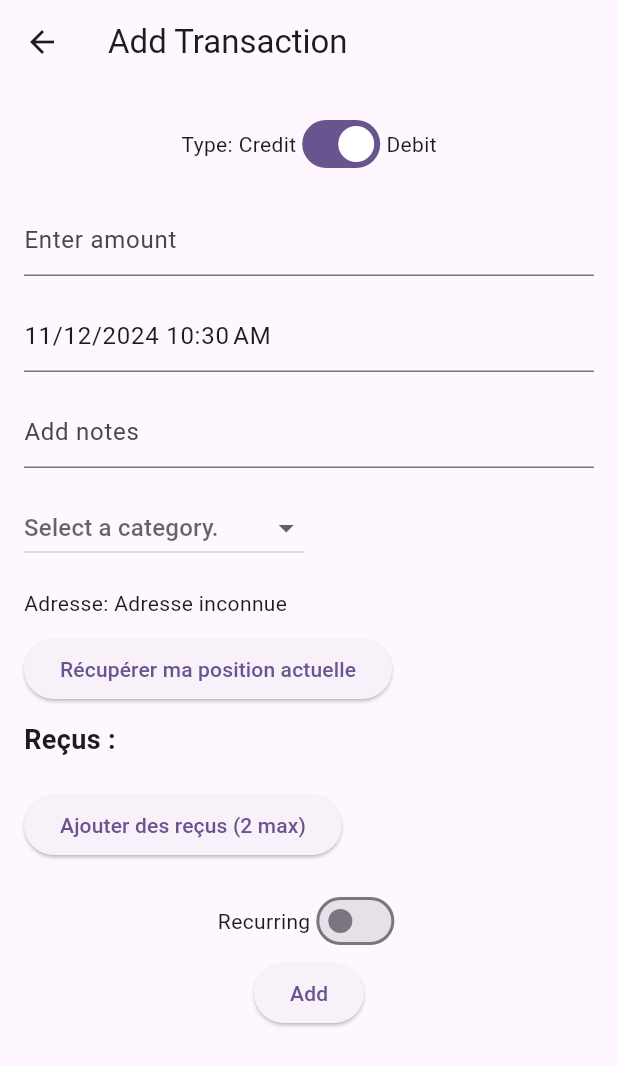
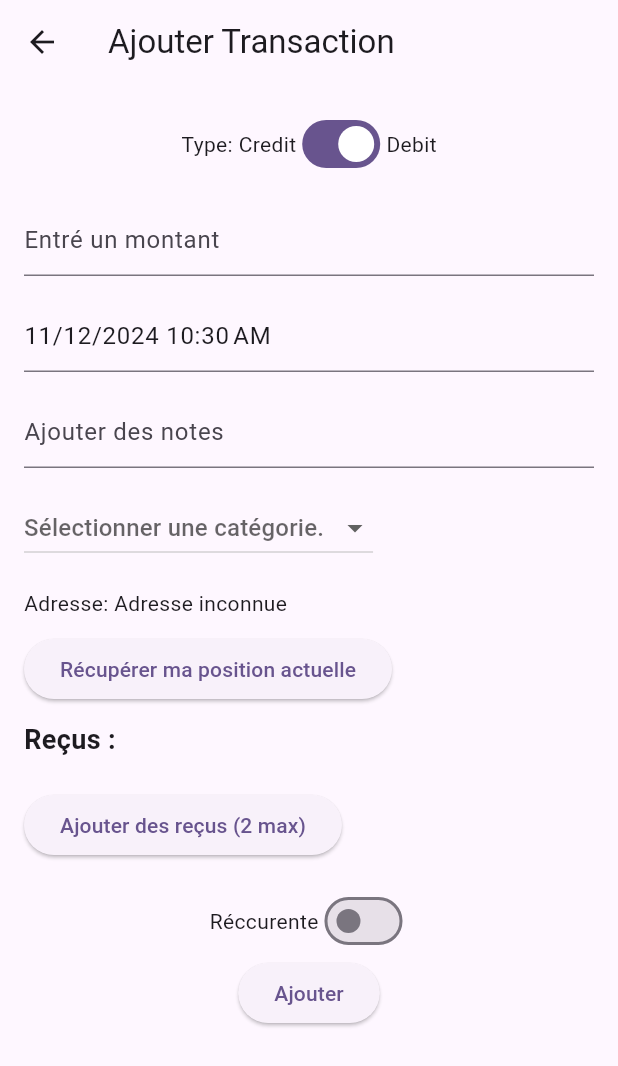
Before and after one commit to PavelDelhomme/flutter_budget_management, a Flutter app: the TransactionFormScreen screen opened directly, on a phone screen of 412 x 824 dp. Shown: the top 1066 px of the screen. Run offline on Flutter 3.47's test engine with Material 3 defaults, Android fonts, the phone set to English and light mode, and no system bars; our stand-ins replace another_flushbar, cloud_firestore, firebase_auth, firebase_core, firebase_storage, flutter_map and 7 more; missing offline and left inert: nominatim_geocoding; accounts and stored records are empty.

Commit message:
Modification des mot pour transcrire en français

```diff
--- a/lib/views/budget/transaction/transaction_form_screen.dart
+++ b/lib/views/budget/transaction/transaction_form_screen.dart
@@ -517,7 +517,7 @@ class TransactionFormScreenState extends State<TransactionFormScreen> {
       controller: _amountController,
       keyboardType: TextInputType.number,
       inputFormatters: [FilteringTextInputFormatter.allow(RegExp(r'[0-9.,]'))],
-      decoration: const InputDecoration(hintText: "Enter amount"),
+      decoration: const InputDecoration(hintText: "Entré un montant"),
     );
   }
 
@@ -527,7 +527,7 @@ class TransactionFormScreenState extends State<TransactionFormScreen> {
       readOnly: true,
       onTap: _selectDate,
       decoration: const InputDecoration(
-        hintText: "Select a date and time",
+        hintText: "Selectionner la date",
       ),
     );
   }
@@ -535,7 +535,7 @@ class TransactionFormScreenState extends State<TransactionFormScreen> {
   Widget _buildNotesField() {
     return TextField(
       controller: _notesController,
-      decoration: const InputDecoration(hintText: "Add notes"),
+      decoration: const InputDecoration(hintText: "Ajouter des notes"),
     );
   }
 
@@ -555,7 +555,7 @@ class TransactionFormScreenState extends State<TransactionFormScreen> {
             ..add(
               const DropdownMenuItem<String>(
                 value: "New Category",
-                child: Text("Create a new category"),
+                child: Text("Créer une nouvelle catégorie"),
               ),
             ),
           onChanged: (newValue) {
@@ -567,7 +567,7 @@ class TransactionFormScreenState extends State<TransactionFormScreen> {
               });
             }
           },
-          hint: const Text("Select a category."),
+          hint: const Text("Sélectionner une catégorie."),
         ),
         const SizedBox(height: 16),
         Text("Adresse: ${_currentAdress ?? 'Non spécifiée'}"),
@@ -672,7 +672,7 @@ class TransactionFormScreenState extends State<TransactionFormScreen> {
     return Row(
       mainAxisAlignment: MainAxisAlignment.center,
       children: [
-        const Text("Recurring"),
+        const Text("Réccurente"),
         Switch(
           value: _isRecurring,
           onChanged: (value) {
@@ -690,7 +690,7 @@ class TransactionFormScreenState extends State<TransactionFormScreen> {
   Widget build(BuildContext context) {
     return Scaffold(
       appBar: AppBar(
-        title: Text(widget.transaction == null ? 'Add Transaction' : 'Edit Transaction'),
+        title: Text(widget.transaction == null ? 'Ajouter Transaction' : 'Modifier Transaction'),
       ),
       body: _categoriesLoaded
           ? Padding(
@@ -708,7 +708,7 @@ class TransactionFormScreenState extends State<TransactionFormScreen> {
               Center(
                 child: ElevatedButton(
                   onPressed: _saveTransaction,
-                  child: Text(widget.transaction == null ? 'Add' : 'Update'),
+                  child: Text(widget.transaction == null ? 'Ajouter' : 'Modifier'),
                 ),
               ),
             ],
```
